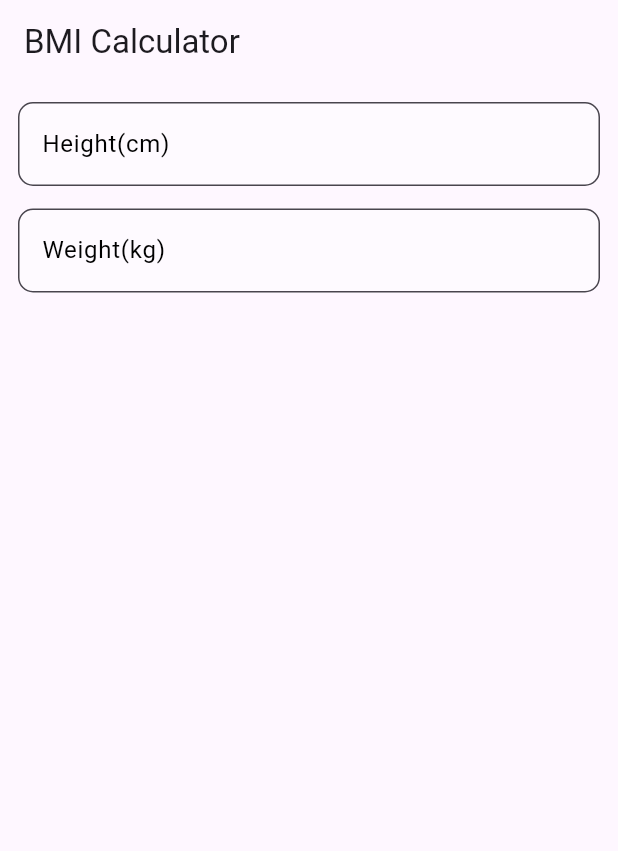
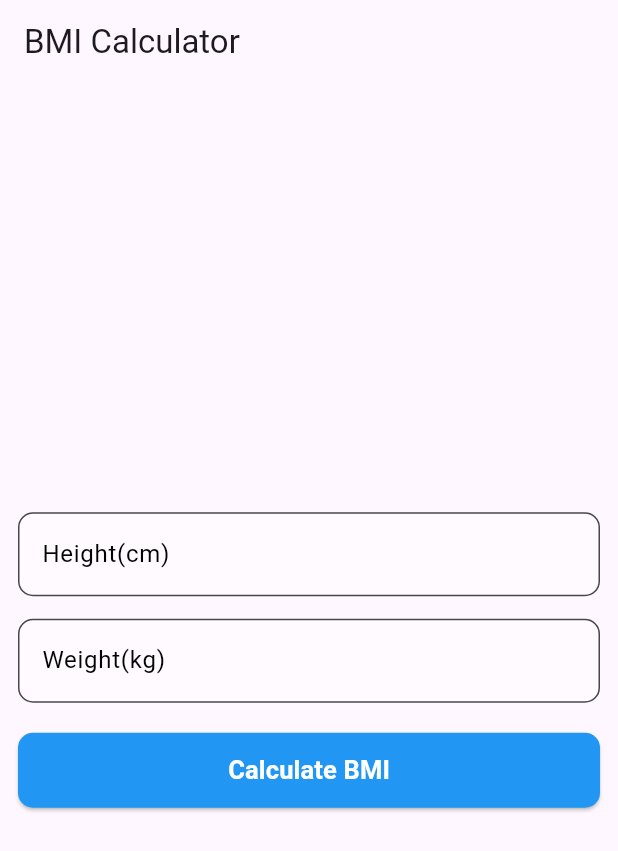
Before and after one commit to Shahin4292/BMI-Calculator-Using-Provider, a Flutter app: the screen it shows after launch, on a phone screen of 412 x 824 dp. Shown: the top 851 px of the screen. Run offline on Flutter 3.47's test engine with Material 3 defaults, Android fonts, the phone set to English and light mode, and no system bars.

Commit message:
elevated button add done

```diff
--- a/lib/Views/bmi_calculator.dart
+++ b/lib/Views/bmi_calculator.dart
@@ -17,6 +17,7 @@ class _BmiCalculatorState extends State<BmiCalculator> {
       body: Padding(
         padding: const EdgeInsets.all(12.0),
         child: Column(
+          mainAxisAlignment: MainAxisAlignment.center,
           children: [
             TextField(
               keyboardType: TextInputType.number,
@@ -47,7 +48,25 @@ class _BmiCalculatorState extends State<BmiCalculator> {
                   borderRadius: BorderRadius.circular(10),
                 ),
               ),
-            )
+            ),
+            const SizedBox(
+              height: 20,
+            ),
+            ElevatedButton(
+                style: ElevatedButton.styleFrom(
+                  shape: RoundedRectangleBorder(
+                      borderRadius: BorderRadius.circular(10)),
+                  backgroundColor: Colors.blue,
+                  fixedSize: Size(MediaQuery.sizeOf(context).width, 50),
+                ),
+                onPressed: () {},
+                child: const Text(
+                  "Calculate BMI",
+                  style: TextStyle(
+                      color: Colors.white,
+                      fontSize: 17,
+                      fontWeight: FontWeight.bold),
+                ))
           ],
         ),
       ),
```
